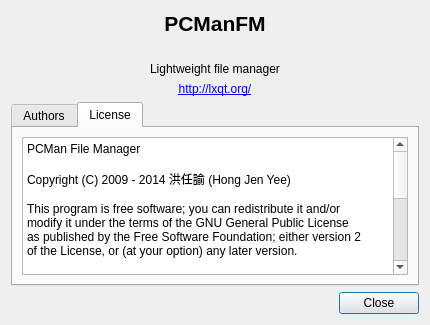
Qt form pcmanfm/about.ui (lxqt/pcmanfm-qt) before a commit.
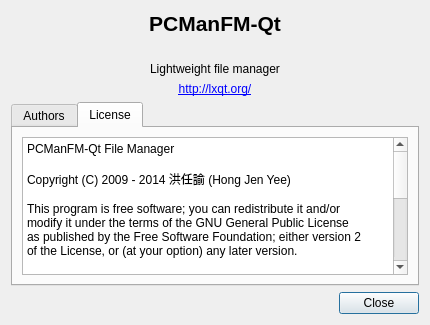
The same form after that commit. The open tabs and pages were chosen to show the change. Icons and pictures are not drawn.

Commit message: Make dialogue "About" point out it's the Qt version of PCManFM.

Diff of the .ui file:
```diff
--- a/pcmanfm/about.ui
+++ b/pcmanfm/about.ui
@@ -22,7 +22,7 @@
    <item>
     <widget class="QLabel" name="label">
      <property name="text">
-      <string>&lt;html&gt;&lt;head/&gt;&lt;body&gt;&lt;p&gt;&lt;span style=&quot; font-size:16pt; font-weight:600;&quot;&gt;PCManFM&lt;/span&gt;&lt;/p&gt;&lt;/body&gt;&lt;/html&gt;</string>
+      <string>&lt;html&gt;&lt;head/&gt;&lt;body&gt;&lt;p&gt;&lt;span style=&quot; font-size:16pt; font-weight:600;&quot;&gt;PCManFM-Qt&lt;/span&gt;&lt;/p&gt;&lt;/body&gt;&lt;/html&gt;</string>
      </property>
      <property name="textFormat">
       <enum>Qt::RichText</enum>
@@ -106,7 +106,7 @@
           <bool>true</bool>
          </property>
          <property name="plainText">
-          <string>PCMan File Manager
+          <string>PCManFM-Qt File Manager
 
 Copyright (C) 2009 - 2014 洪任諭 (Hong Jen Yee)
 
```
